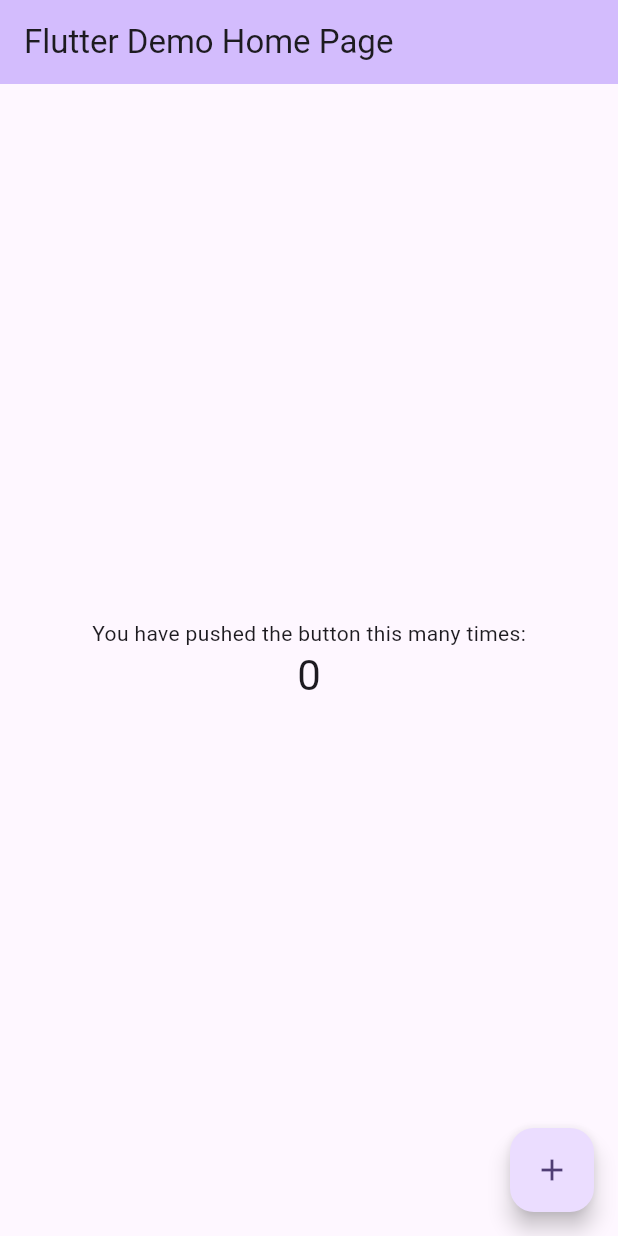
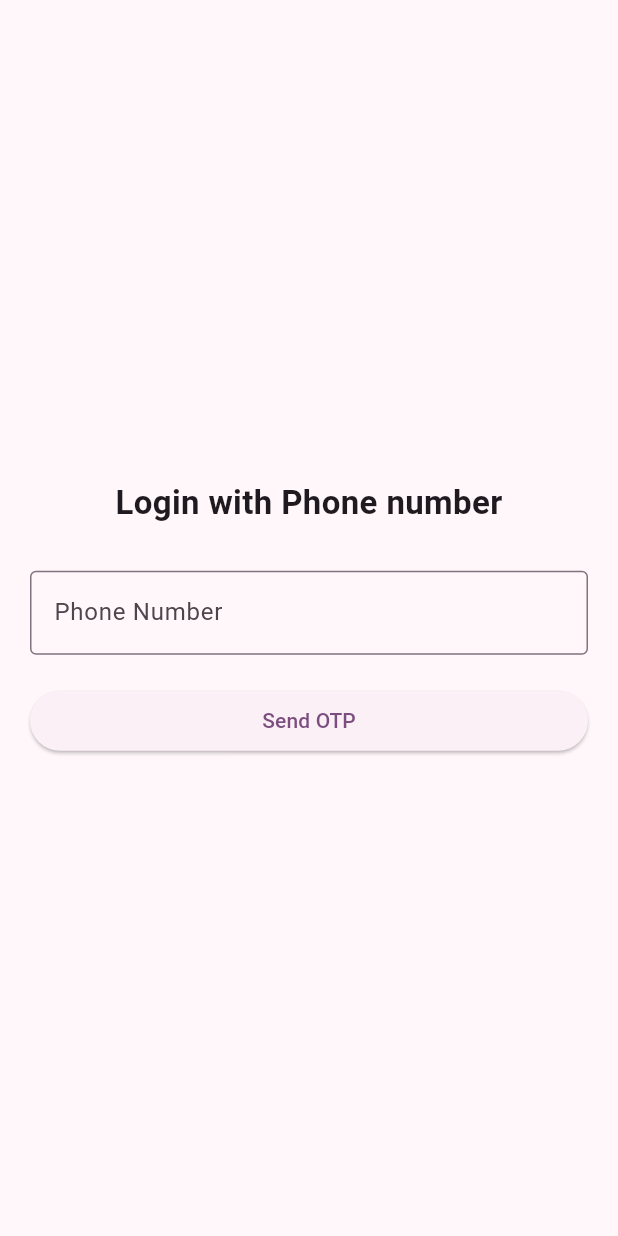
Before and after one commit to AwfulAlien/VaisWats, a Flutter app: the screen it shows after launch, on a phone screen of 412 x 824 dp. Run offline on Flutter 3.47's test engine with Material 3 defaults, Android fonts, the phone set to English and light mode, and no system bars.

Commit message:
Added a basic login screen

```diff
--- a/lib/main.dart
+++ b/lib/main.dart
@@ -7,119 +7,75 @@ void main() {
 class MyApp extends StatelessWidget {
   const MyApp({super.key});
 
-  // This widget is the root of your application.
   @override
   Widget build(BuildContext context) {
     return MaterialApp(
-      title: 'Flutter Demo',
+      debugShowCheckedModeBanner: false,
+      title: 'VaisWats',
       theme: ThemeData(
-        // This is the theme of your application.
-        //
-        // TRY THIS: Try running your application with "flutter run". You'll see
-        // the application has a purple toolbar. Then, without quitting the app,
-        // try changing the seedColor in the colorScheme below to Colors.green
-        // and then invoke "hot reload" (save your changes or press the "hot
-        // reload" button in a Flutter-supported IDE, or press "r" if you used
-        // the command line to start the app).
-        //
-        // Notice that the counter didn't reset back to zero; the application
-        // state is not lost during the reload. To reset the state, use hot
-        // restart instead.
-        //
-        // This works for code too, not just values: Most code changes can be
-        // tested with just a hot reload.
-        colorScheme: ColorScheme.fromSeed(seedColor: Colors.deepPurple),
+        colorScheme: ColorScheme.fromSeed(seedColor: Colors.purple),
         useMaterial3: true,
       ),
-      home: const MyHomePage(title: 'Flutter Demo Home Page'),
+      home: const LoginScreen(),
     );
   }
 }
 
-class MyHomePage extends StatefulWidget {
-  const MyHomePage({super.key, required this.title});
-
-  // This widget is the home page of your application. It is stateful, meaning
-  // that it has a State object (defined below) that contains fields that affect
-  // how it looks.
-
-  // This class is the configuration for the state. It holds the values (in this
-  // case the title) provided by the parent (in this case the App widget) and
-  // used by the build method of the State. Fields in a Widget subclass are
-  // always marked "final".
-
-  final String title;
+class LoginScreen extends StatefulWidget {
+  const LoginScreen({super.key});
 
   @override
-  State<MyHomePage> createState() => _MyHomePageState();
+  State<LoginScreen> createState() => _LoginScreenState();
 }
 
-class _MyHomePageState extends State<MyHomePage> {
-  int _counter = 0;
-
-  void _incrementCounter() {
-    setState(() {
-      // This call to setState tells the Flutter framework that something has
-      // changed in this State, which causes it to rerun the build method below
-      // so that the display can reflect the updated values. If we changed
-      // _counter without calling setState(), then the build method would not be
-      // called again, and so nothing would appear to happen.
-      _counter++;
-    });
-  }
+class _LoginScreenState extends State<LoginScreen> {
+  final TextEditingController phoneController = TextEditingController();
 
   @override
   Widget build(BuildContext context) {
-    // This method is rerun every time setState is called, for instance as done
-    // by the _incrementCounter method above.
-    //
-    // The Flutter framework has been optimized to make rerunning build methods
-    // fast, so that you can just rebuild anything that needs updating rather
-    // than having to individually change instances of widgets.
     return Scaffold(
-      appBar: AppBar(
-        // TRY THIS: Try changing the color here to a specific color (to
-        // Colors.amber, perhaps?) and trigger a hot reload to see the AppBar
-        // change color while the other colors stay the same.
-        backgroundColor: Theme.of(context).colorScheme.inversePrimary,
-        // Here we take the value from the MyHomePage object that was created by
-        // the App.build method, and use it to set our appbar title.
-        title: Text(widget.title),
-      ),
-      body: Center(
-        // Center is a layout widget. It takes a single child and positions it
-        // in the middle of the parent.
+      body: Padding(
+        padding: const EdgeInsets.all(20.0),
         child: Column(
-          // Column is also a layout widget. It takes a list of children and
-          // arranges them vertically. By default, it sizes itself to fit its
-          // children horizontally, and tries to be as tall as its parent.
-          //
-          // Column has various properties to control how it sizes itself and
-          // how it positions its children. Here we use mainAxisAlignment to
-          // center the children vertically; the main axis here is the vertical
-          // axis because Columns are vertical (the cross axis would be
-          // horizontal).
-          //
-          // TRY THIS: Invoke "debug painting" (choose the "Toggle Debug Paint"
-          // action in the IDE, or press "p" in the console), to see the
-          // wireframe for each widget.
           mainAxisAlignment: MainAxisAlignment.center,
-          children: <Widget>[
+          crossAxisAlignment: CrossAxisAlignment.stretch,
+          children: [
             const Text(
-              'You have pushed the button this many times:',
+              "Login with Phone number",
+              style: TextStyle(fontSize: 22, fontWeight: FontWeight.bold),
+              textAlign: TextAlign.center,
             ),
-            Text(
-              '$_counter',
-              style: Theme.of(context).textTheme.headlineMedium,
+            const SizedBox(
+              height: 30,
+            ),
+            TextField(
+              controller: phoneController,
+              keyboardType: TextInputType.phone,
+              decoration: const InputDecoration(
+                labelText: "Phone Number",
+                prefixText: "+91",
+                border: OutlineInputBorder(),
+              ),
+            ),
+            const SizedBox(
+              height: 20.0,
+            ),
+            ElevatedButton(
+              onPressed: () {
+                String phone = phoneController.text.trim();
+                if (phone.isNotEmpty) {
+                  ScaffoldMessenger.of(context).showSnackBar(
+                    SnackBar(
+                      content: Text("Phone entered: $phone"),
+                    ),
+                  );
+                }
+              },
+              child: const Text("Send OTP"),
             ),
           ],
         ),
       ),
-      floatingActionButton: FloatingActionButton(
-        onPressed: _incrementCounter,
-        tooltip: 'Increment',
-        child: const Icon(Icons.add),
-      ), // This trailing comma makes auto-formatting nicer for build methods.
     );
   }
 }
```
